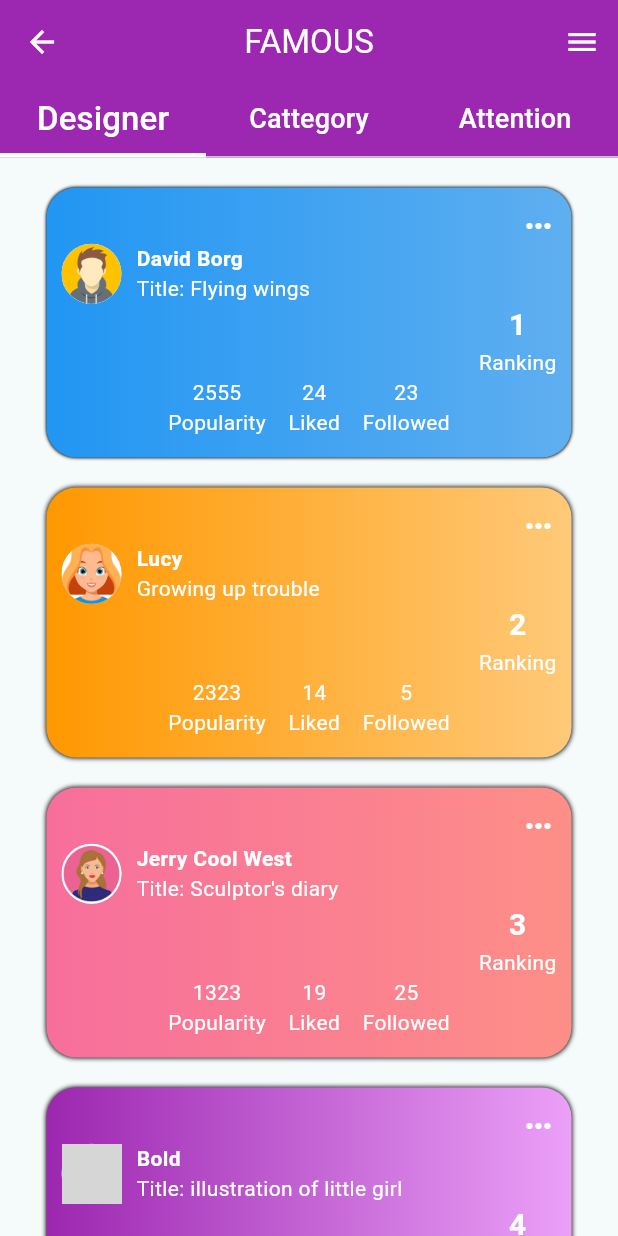
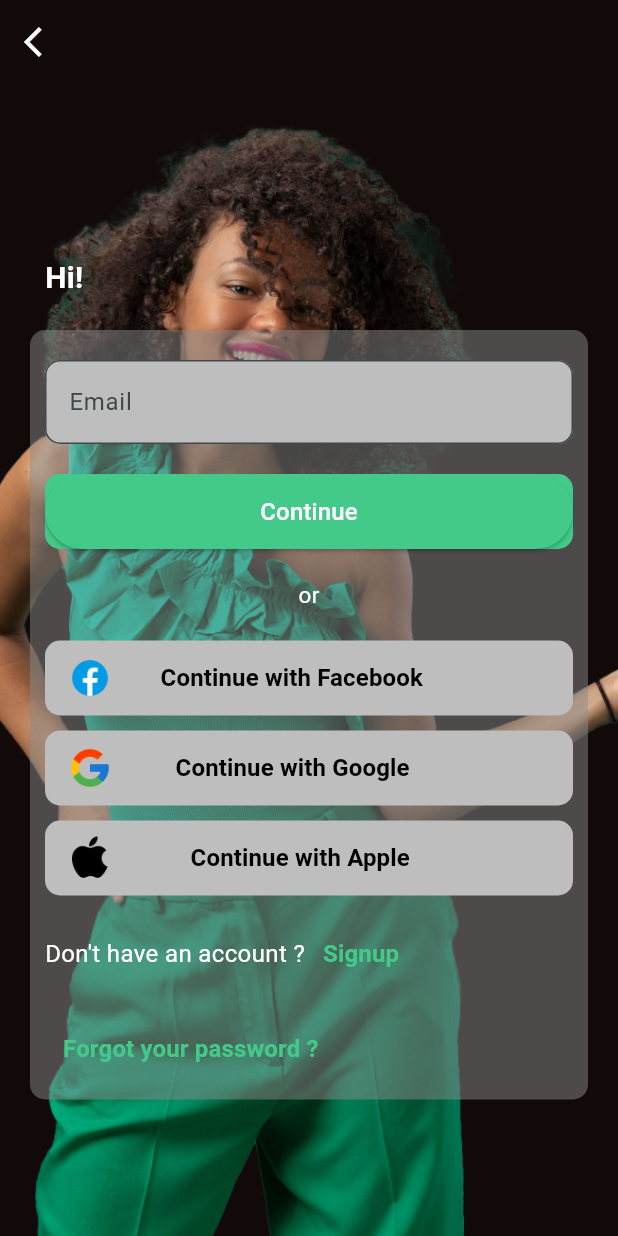
Before and after one commit to DibeRebecca/Lome30DaysFlutter, a Flutter app: the screen it shows after launch, on a phone screen of 412 x 824 dp. Run offline on Flutter 3.47's test engine with Material 2 defaults, Android fonts, the phone set to English and light mode, and no system bars; grey boxes are pictures that could not be loaded.

Commit message:
day2 -signup flow

```diff
--- /dev/null
+++ b/lib/login.dart
@@ -0,0 +1,10 @@
+import 'package:flutter/material.dart';
+
+class Login extends StatelessWidget {
+  const Login({super.key});
+
+  @override
+  Widget build(BuildContext context) {
+    return const Placeholder();
+  }
+}
--- a/lib/main.dart
+++ b/lib/main.dart
@@ -1,4 +1,5 @@
 import 'package:flutter/material.dart';
+import 'package:flutterchallenge/start.dart';
 import 'package:flutterchallenge/talents.dart';
 
 void main() {
@@ -19,7 +20,7 @@ class MyApp extends StatelessWidget {
         colorScheme: ColorScheme.fromSeed(seedColor: const Color.fromARGB(255, 255, 255, 255)),
         useMaterial3: true,
       ),
-      home: const Talent(),
+      home: const GetStarted(),
     );
   }
 }
--- /dev/null
+++ b/lib/signup.dart
@@ -0,0 +1,10 @@
+import 'package:flutter/material.dart';
+
+class Signup extends StatelessWidget {
+  const Signup({super.key});
+
+  @override
+  Widget build(BuildContext context) {
+    return const Placeholder();
+  }
+}
--- /dev/null
+++ b/lib/start.dart
@@ -0,0 +1,193 @@
+import 'package:flutter/material.dart';
+import 'package:flutterchallenge/talents.dart';
+
+class GetStarted extends StatelessWidget {
+  const GetStarted({Key? key});
+
+  @override
+  Widget build(BuildContext context) {
+    return Scaffold(
+      extendBodyBehindAppBar: true, // Permet au contenu d'aller derrière l'appBar
+      appBar: AppBar(
+        backgroundColor: Colors.transparent, // Rend l'appBar transparente
+        elevation: 0, // Supprime l'ombre
+        leading: const Icon(Icons.arrow_back_ios, color: Colors.white),
+        actions: [],
+      ),
+      body: CustomScrollView(
+        slivers: [
+          SliverFillRemaining(
+            hasScrollBody: false,
+            child: Stack(
+              children: [
+                // Background with the image
+                Container(
+                  decoration: BoxDecoration(
+                    image: DecorationImage(
+                      image: AssetImage("assets/girl_green.png"),
+                      fit: BoxFit.cover,
+                    ),
+                  ),
+                ),
+
+                // Form in the foreground
+                Column(
+                  mainAxisAlignment: MainAxisAlignment.center,
+                  crossAxisAlignment: CrossAxisAlignment.start,
+                  children: [
+                    SizedBox(height:100),
+                    const Padding(
+                      padding:  EdgeInsets.only(left:30.0),
+                      child:  Text("Hi!", style: TextStyle(color: Colors.white, fontSize: 20, fontWeight: FontWeight.bold)),
+                    ),
+
+                    Center(
+                      child: Container(
+                        margin: const EdgeInsets.all(20),
+                        padding: const EdgeInsets.all(10),
+                        decoration: BoxDecoration(
+                          color: Color.fromARGB(255, 139, 139, 139).withOpacity(0.5),
+                          borderRadius: BorderRadius.circular(10),
+                        ),
+                        child: Column(
+                          mainAxisSize: MainAxisSize.min,
+                          children: [
+                            const SizedBox(height: 10),
+                            Form(
+                              child: Column(
+                                children: [
+                                  TextField(
+                                    decoration: InputDecoration(
+                                          filled: true, //<-- SEE HERE
+                                           fillColor: Color.fromRGBO(190, 190, 190, 1), //<-- SEE HERE
+                                      border: OutlineInputBorder(
+      borderRadius: BorderRadius.circular(10.0),
+    ),
+                                      hintText: 'Email',
+                                    ),
+                                  ),
+                                 SizedBox(height: 20,),
+                                  Container(
+                                    width: 400,
+                                    height: 50,
+                                    decoration: BoxDecoration(
+                                      borderRadius: BorderRadius.circular(10),
+                                      color: Color.fromARGB(255, 67, 201, 138)
+                                    ),
+                                    child: ElevatedButton(
+                                      style: ElevatedButton.styleFrom(
+                                        backgroundColor: Color.fromARGB(255, 67, 201, 138)
+                                      ),
+                                      onPressed: () {
+                                         Navigator.push(
+    context,
+    MaterialPageRoute(builder: (context) => const Talent()),
+  );
+                                      },
+                                      child: const Text("Continue", style: TextStyle(color: Colors.white, fontSize: 16)),
+                                    ),
+                                  ),
+                                  SizedBox(height: 20,),
+                                  const Text("or", style: TextStyle(color: Colors.white, fontSize: 15)),
+                                  SizedBox(height: 20,),
+                                  Container(
+                                    padding: EdgeInsets.only(left:15),
+                                    width: 400,
+                                    height: 50,
+                                    decoration: BoxDecoration(
+                                      borderRadius: BorderRadius.circular(10),
+                                      color: Color.fromRGBO(190, 190, 190, 1),
+                                    ),
+                                    child: Row(
+                                      mainAxisAlignment: MainAxisAlignment.start,
+                                      children: [
+                                        Image(image: AssetImage("assets/fb.png"),width: 30,),
+                                        SizedBox(width: 20,),
+                                        TextButton(
+                                    onPressed:(){},
+                                    child:Text("Continue with Facebook", style: TextStyle(color: Colors.black, fontSize: 16, fontWeight: FontWeight.bold)),
+                                     ) ],
+                                    ),
+
+                                  ),
+                                  SizedBox(height: 10,),
+                                  Container(
+                                    padding: EdgeInsets.only(left:15),
+                                    width: 400,
+                                    height: 50,
+                                    decoration: BoxDecoration(
+                                      borderRadius: BorderRadius.circular(10),
+                                      color: Color.fromRGBO(190, 190, 190, 1),
+                                    ),
+                                    child: Row(
+                                      mainAxisAlignment: MainAxisAlignment.start,
+                                      children: [
+                                       const Image(image: AssetImage("assets/google.png"),width: 30,),
+                                        const SizedBox(width: 30,),
+                                         TextButton(
+                                    onPressed:(){},
+                                    child:const Text("Continue with Google", style: TextStyle(color: Colors.black, fontSize: 16, fontWeight: FontWeight.bold)),
+                                                                       )                                   ],
+                                    ),
+
+                                  ),
+                                  const SizedBox(height: 10,),
+                                  Container(
+                                    padding: const EdgeInsets.only(left:15),
+                                    width: 400,
+                                    height: 50,
+                                    decoration: BoxDecoration(
+                                      borderRadius: BorderRadius.circular(10),
+                                      color: const Color.fromRGBO(190, 190, 190, 1),
+                                    ),
+                                    child: Row(
+                                      mainAxisAlignment: MainAxisAlignment.start,
+                                      children: [
+                                        const Image(image: AssetImage("assets/apple.png"),width: 30,),
+                                        const SizedBox(width: 40,),
+                                        TextButton(
+                                    onPressed:(){},
+                                    child:const Text("Continue with Apple", style: TextStyle(color: Colors.black, fontSize: 16, fontWeight: FontWeight.bold)),
+                                     ) ],
+                                    ),
+
+                                  ),
+                                  const SizedBox(height: 15,),
+                                   Row(
+                                    children: [
+                                  Text("Don't have an account ?", style: TextStyle(color: Colors.white, fontSize: 16, )),
+                                  SizedBox(width: 0,),
+                                  TextButton(
+                                    onPressed:(){},
+                                    child:Text(
+                                    "Signup", style: TextStyle(color:Color.fromARGB(255, 67, 201, 138), fontSize: 16, fontWeight: FontWeight.bold)),),
+
+                                    ],
+                                  ),
+                                      SizedBox(height: 15,),
+                                  Row(
+                                    mainAxisAlignment: MainAxisAlignment.start,
+                                    children: [
+                                      TextButton(
+                                    onPressed:(){},
+                                    child:
+                                      Text("Forgot your password ?", style: TextStyle(color:Color.fromARGB(255, 67, 201, 138), fontSize: 16, fontWeight: FontWeight.bold)),
+                                  )],
+                                  ),
+                                ],
+                              ),
+                            ),
+                          ],
+                        ),
+                      ),
+                    ),
+                  ],
+                ),
+              ],
+            ),
+          ),
+        ],
+      ),
+    );
+  }
+}
--- a/lib/talents.dart
+++ b/lib/talents.dart
@@ -23,7 +23,7 @@ class _TalentState extends State<Talent> {
              onPressed:(){},
              icon:Icon(Icons.menu,color: Colors.white,),
      ) ],
-      backgroundColor: Colors.purple,
+      backgroundColor: Colors.brown,
       bottom: const TabBar(
         unselectedLabelStyle:TextStyle(fontSize: 18),
         unselectedLabelColor: Colors.white,
@@ -59,13 +59,13 @@ class _TalentState extends State<Talent> {
                     decoration: BoxDecoration(
                     boxShadow: const [
                     BoxShadow(
-                      blurRadius: 1.0,
+                      blurRadius: 2.0,
                       ),],
                       gradient: const LinearGradient (
                       // colors for gradient
                       colors: [
                         Colors.blue,
-                        Color.fromARGB(255, 95, 175, 240),
+                        Colors.blue,
                       ],
                     ),
                       borderRadius: BorderRadius.circular(20),
@@ -149,8 +149,8 @@ class _TalentState extends State<Talent> {
                       gradient: const LinearGradient (
                       // colors for gradient
                       colors: [
-                        Colors.orange,
-                        Color.fromARGB(255, 255, 201, 120),
+                        Colors.brown,
+                        Colors.brown,
                       ],
                     ),
                       borderRadius: BorderRadius.circular(20),
@@ -235,8 +235,8 @@ class _TalentState extends State<Talent> {
                       gradient: const LinearGradient (
                       // colors for gradient
                       colors: [
-                        Color.fromARGB(255, 247, 110, 156),
-                        Color.fromARGB(255, 253, 143, 135),
+                        Colors.blue,
+                        Colors.blue,
                       ],
                     ),
                       borderRadius: BorderRadius.circular(20),
@@ -321,8 +321,8 @@ class _TalentState extends State<Talent> {
                       gradient: const LinearGradient (
                       // colors for gradient
                       colors: [
-                        Colors.purple,
-                        Color.fromARGB(255, 235, 160, 248),
+                        Colors.brown,
+                        Colors.brown,
                       ],
                     ),
                       borderRadius: BorderRadius.circular(20),
```
Also changed, not shown: assets/apple.png (added), assets/fb.png (added), assets/girl_green.png (added), assets/google.png (added).
